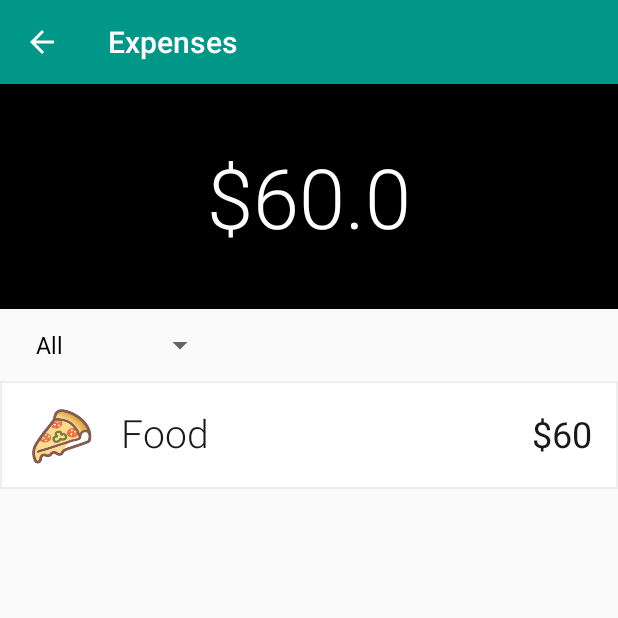
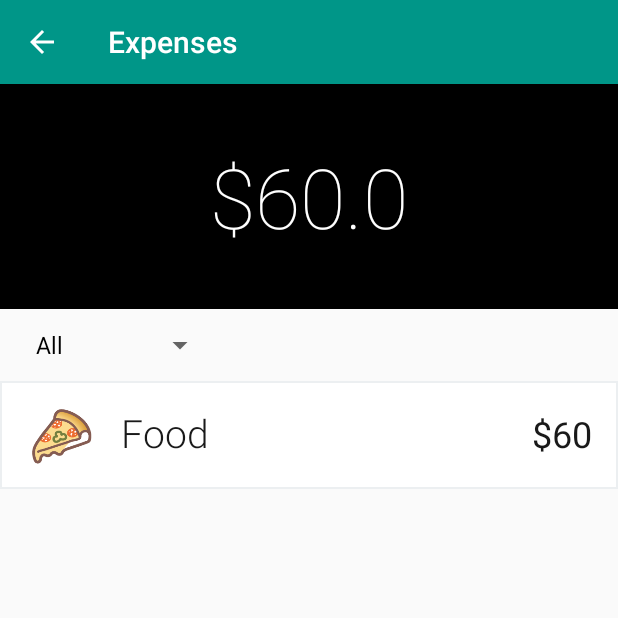
Before and after one commit to danifujii/Coute, an Android app: the PocketActivity screen opened directly, with no data from a screen before it, after a tap on an icon or button, on a phone screen of 412 x 824 dp, the top half of it. Run offline under Robolectric (Android 15) with nearby library versions, the phone set to English and light mode, and no system bars; libraries missing offline, so code that uses them is left out: android.support.v7; 3 statements that could not run were skipped.

```diff
--- a/app/build.gradle
+++ b/app/build.gradle
@@ -24,6 +24,6 @@ dependencies {
     testCompile 'junit:junit:4.12'
     compile 'com.android.support:appcompat-v7:23.4.0'
     compile 'com.android.support:design:23.4.0'
-    compile 'com.android.support:cardview-v7:23.0+'
-    compile 'com.android.support:palette-v7:+'
+    compile 'com.android.support:cardview-v7:23.4.0'
+    compile 'com.android.support:palette-v7:23.4.0'
 }
--- a/app/src/main/java/com/example/daniel/projectnutella/ExpensesActivity.java
+++ b/app/src/main/java/com/example/daniel/projectnutella/ExpensesActivity.java
@@ -8,7 +8,6 @@ import android.support.v7.widget.RecyclerView;
 import android.util.DisplayMetrics;
 import android.util.Log;
 import android.view.Display;
-import android.view.MotionEvent;
 import android.view.View;
 import android.widget.AdapterView;
 import android.widget.ArrayAdapter;
@@ -32,7 +31,7 @@ public class ExpensesActivity extends AppCompatActivity {
     @Override
     protected void onCreate(Bundle savedInstanceState) {
         super.onCreate(savedInstanceState);
-        setContentView(R.layout.activity_cats_graph);
+        setContentView(R.layout.activity_expenses);
         getSupportActionBar().setDisplayHomeAsUpEnabled(true);
         pocketId = getIntent().getExtras().getInt("ID");
         setTitle(getString(R.string.expenses));
--- a/app/src/main/res/layout/activity_cats_graph.xml
+++ b/app/src/main/res/layout/activity_expenses.xml
@@ -25,7 +25,7 @@
             android:textSize="55sp"
             android:text="200"
             android:gravity="center"
-            android:fontFamily="sans-serif-light"/>
+            android:fontFamily="sans-serif-thin"/>
 
     </RelativeLayout>
 
--- a/app/src/main/res/layout/activity_pocket.xml
+++ b/app/src/main/res/layout/activity_pocket.xml
@@ -17,7 +17,8 @@
                 android:layout_width="match_parent"
                 android:layout_height="?attr/actionBarSize"
                 android:background="?attr/colorPrimary"
-            app:popupTheme="@style/AppTheme.PopupOverlay">
+                app:popupTheme="@style/AppTheme.PopupOverlay"
+                >
 
                 <ImageButton
                     android:id="@+id/cats_detail_button"
--- a/app/src/main/res/layout/transaction_layout.xml
+++ b/app/src/main/res/layout/transaction_layout.xml
@@ -9,7 +9,7 @@
     <ImageView
         android:id="@+id/cat_image_view"
         android:layout_width="wrap_content"
-        android:layout_height="match_parent"
+        android:layout_height="wrap_content"
         android:src="@mipmap/cat_drinks"
         android:paddingTop="5dp"
         android:paddingBottom="5dp"
@@ -23,8 +23,8 @@
         android:layout_height="match_parent"
         android:text="-$50"
         android:textColor="@color/colorBlack"
-        android:textSize="30sp"
-        android:paddingTop="8dp"
+        android:textSize="26sp"
+        android:paddingTop="10dp"
         android:paddingLeft="15dp"
         android:gravity="center_vertical"
         android:layout_toRightOf="@+id/cat_image_view"
--- a/app/src/main/res/values-v21/styles.xml
+++ b/app/src/main/res/values-v21/styles.xml
@@ -4,6 +4,6 @@
         <item name="windowActionBar">false</item>
         <item name="windowNoTitle">true</item>
         <item name="android:windowDrawsSystemBarBackgrounds">true</item>
-        <item name="android:statusBarColor">@android:color/transparent</item>
+        <item name="android:statusBarColor">@color/colorPrimaryDark</item>
     </style>
 </resources>
--- a/app/src/main/res/values/styles.xml
+++ b/app/src/main/res/values/styles.xml
@@ -11,9 +11,11 @@
     <style name="AppTheme.NoActionBar">
         <item name="windowActionBar">false</item>
         <item name="windowNoTitle">true</item>
+
+
     </style>
 
-    <style name="AppTheme.AppBarOverlay" parent="ThemeOverlay.AppCompat.Dark.ActionBar" />
+    <style name="AppTheme.AppBarOverlay" parent="ThemeOverlay.AppCompat.Dark.ActionBar"/>
 
     <style name="AppTheme.PopupOverlay" parent="ThemeOverlay.AppCompat.Light" />
 
```
Also changed, not shown: app/src/main/res/layout/content_pocket.xml (+12 -6 lines). Lines whose indentation alone changed are shown as unchanged.
